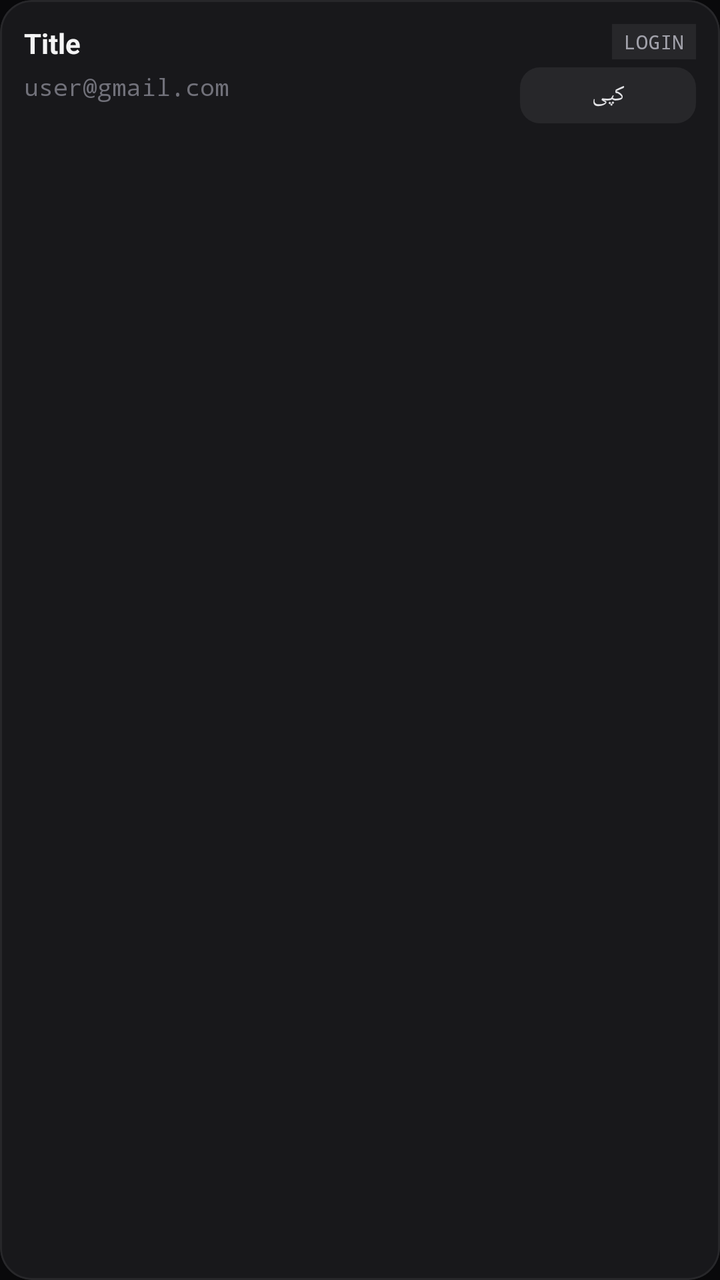
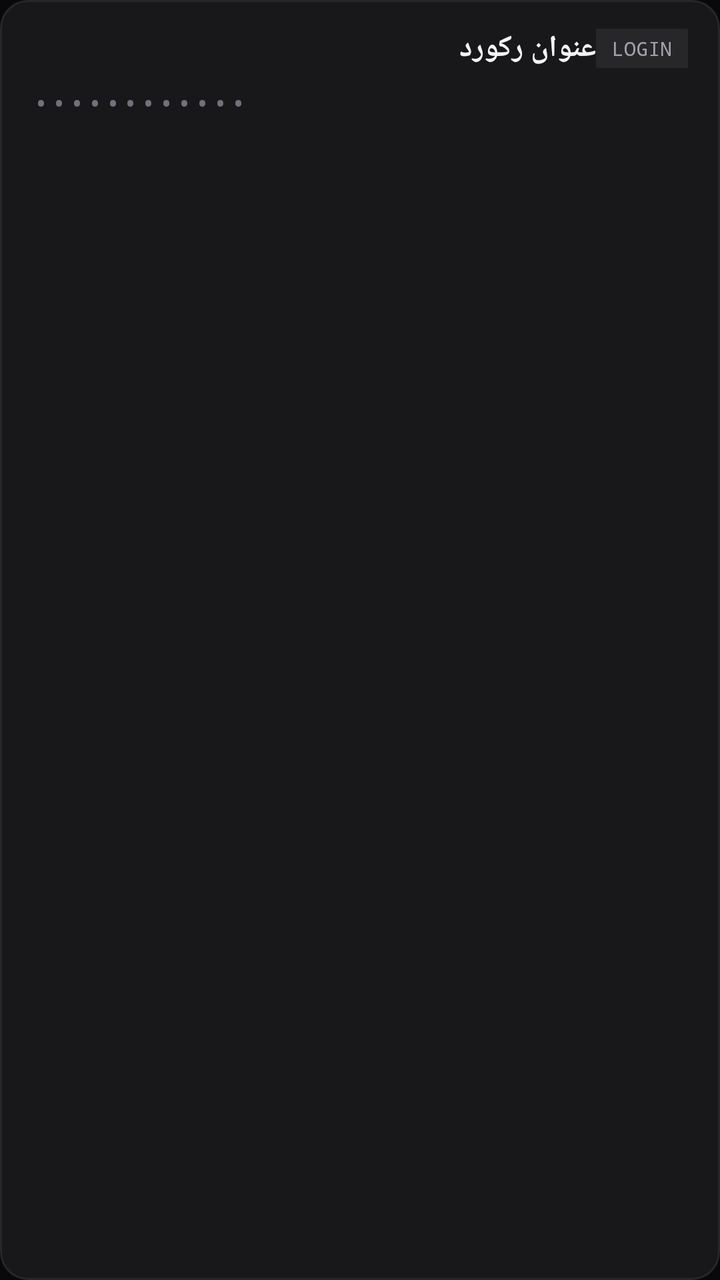

Screens rendered from an Android XML layout before and after an edit, with the pre-edit source and the edit as a unified diff.
<!-- AndroidManifest.xml: application theme Theme.Material3.Dark.NoActionBar -->
<!-- res/layout/item_vault_nordic.xml -->
<?xml version="1.0" encoding="utf-8"?>
<com.google.android.material.card.MaterialCardView
    xmlns:android="http://schemas.android.com/apk/res/android"
    xmlns:app="http://schemas.android.com/apk/res-auto"
    android:id="@+id/cardRoot"
    android:layout_width="match_parent"
    android:layout_height="wrap_content"
    android:layout_marginHorizontal="12dp"
    android:layout_marginVertical="4dp"
    app:cardCornerRadius="16dp"
    app:cardElevation="0dp"
    app:strokeWidth="1dp"
    app:strokeColor="#27272A"
    app:cardBackgroundColor="#18181B">

    <androidx.constraintlayout.widget.ConstraintLayout
        android:layout_width="match_parent"
        android:layout_height="wrap_content"
        android:padding="12dp">

        <TextView
            android:id="@+id/tvTitle"
            android:layout_width="0dp"
            android:layout_height="wrap_content"
            android:text="Title"
            android:textColor="#F4F4F5"
            android:textSize="14sp"
            android:textStyle="bold"
            app:layout_constraintStart_toStartOf="parent"
            app:layout_constraintTop_toTopOf="parent"
            app:layout_constraintEnd_toStartOf="@id/tvCategory" />

        <TextView
            android:id="@+id/tvCategory"
            android:layout_width="wrap_content"
            android:layout_height="wrap_content"
            android:text="LOGIN"
            android:textSize="10sp"
            android:fontFamily="monospace"
            android:textColor="#A1A1AA"
            android:background="#27272A"
            android:paddingHorizontal="6dp"
            android:paddingVertical="2dp"
            app:layout_constraintEnd_toEndOf="parent"
            app:layout_constraintTop_toTopOf="@id/tvTitle" />

        <TextView
            android:id="@+id/tvUsername"
            android:layout_width="0dp"
            android:layout_height="wrap_content"
            android:layout_marginTop="4dp"
            android:text="user@gmail.com"
            android:textColor="#71717A"
            android:textSize="12sp"
            android:fontFamily="monospace"
            app:layout_constraintStart_toStartOf="parent"
            app:layout_constraintTop_toBottomOf="@id/tvTitle"
            app:layout_constraintEnd_toStartOf="@id/btnCopyPass" />

        <com.google.android.material.button.MaterialButton
            android:id="@+id/btnCopyPass"
            style="@style/Widget.Material3.Button.TonalButton"
            android:layout_width="wrap_content"
            android:layout_height="36dp"
            android:text="کپی"
            android:textSize="11sp"
            android:textColor="#E4E4E7"
            app:backgroundTint="#27272A"
            app:cornerRadius="10dp"
            app:layout_constraintEnd_toEndOf="parent"
            app:layout_constraintBottom_toBottomOf="parent"
            app:layout_constraintTop_toBottomOf="@id/tvCategory" />

    </androidx.constraintlayout.widget.ConstraintLayout>
</com.google.android.material.card.MaterialCardView>
<!-- resources referenced by this layout -->
<resources>
  <style name="Theme.Material3.Dark.NoActionBar" parent="Theme.MaterialComponents.DayNight.NoActionBar">
          <item name="android:statusBarColor">#09090B</item>
          <item name="android:windowBackground">#09090B</item>
      </style>
</resources>

<!-- the commit's change to res/layout/item_vault_nordic.xml (unified diff, before → after) -->
@@ -6,8 +6,8 @@
     android:layout_width="match_parent"
     android:layout_height="wrap_content"
     android:layout_marginHorizontal="12dp"
-    android:layout_marginVertical="4dp"
-    app:cardCornerRadius="16dp"
+    android:layout_marginVertical="5dp"
+    app:cardCornerRadius="14dp"
     app:cardElevation="0dp"
     app:strokeWidth="1dp"
     app:strokeColor="#27272A"
@@ -16,16 +16,19 @@
     <androidx.constraintlayout.widget.ConstraintLayout
         android:layout_width="match_parent"
         android:layout_height="wrap_content"
-        android:padding="12dp">
+        android:paddingHorizontal="16dp"
+        android:paddingVertical="14dp">
 
         <TextView
             android:id="@+id/tvTitle"
             android:layout_width="0dp"
             android:layout_height="wrap_content"
-            android:text="Title"
+            android:text="عنوان رکورد"
             android:textColor="#F4F4F5"
-            android:textSize="14sp"
+            android:textSize="15sp"
             android:textStyle="bold"
+            android:ellipsize="end"
+            android:maxLines="1"
             app:layout_constraintStart_toStartOf="parent"
             app:layout_constraintTop_toTopOf="parent"
             app:layout_constraintEnd_toStartOf="@id/tvCategory" />
@@ -39,37 +42,26 @@
             android:fontFamily="monospace"
             android:textColor="#A1A1AA"
             android:background="#27272A"
-            android:paddingHorizontal="6dp"
-            android:paddingVertical="2dp"
+            android:paddingHorizontal="8dp"
+            android:paddingVertical="3dp"
             app:layout_constraintEnd_toEndOf="parent"
-            app:layout_constraintTop_toTopOf="@id/tvTitle" />
+            app:layout_constraintTop_toTopOf="@id/tvTitle"
+            app:layout_constraintBottom_toBottomOf="@id/tvTitle" />
 
+        
         <TextView
             android:id="@+id/tvUsername"
             android:layout_width="0dp"
             android:layout_height="wrap_content"
-            android:layout_marginTop="4dp"
-            android:text="user@gmail.com"
+            android:layout_marginTop="8dp"
+            android:text="••••••••••••"
             android:textColor="#71717A"
-            android:textSize="12sp"
+            android:textSize="13sp"
+            android:letterSpacing="0.1"
             android:fontFamily="monospace"
             app:layout_constraintStart_toStartOf="parent"
-            app:layout_constraintTop_toBottomOf="@id/tvTitle"
-            app:layout_constraintEnd_toStartOf="@id/btnCopyPass" />
-
-        <com.google.android.material.button.MaterialButton
-            android:id="@+id/btnCopyPass"
-            style="@style/Widget.Material3.Button.TonalButton"
-            android:layout_width="wrap_content"
-            android:layout_height="36dp"
-            android:text="کپی"
-            android:textSize="11sp"
-            android:textColor="#E4E4E7"
-            app:backgroundTint="#27272A"
-            app:cornerRadius="10dp"
             app:layout_constraintEnd_toEndOf="parent"
-            app:layout_constraintBottom_toBottomOf="parent"
-            app:layout_constraintTop_toBottomOf="@id/tvCategory" />
+            app:layout_constraintTop_toBottomOf="@id/tvTitle" />
 
     </androidx.constraintlayout.widget.ConstraintLayout>
 </com.google.android.material.card.MaterialCardView>
